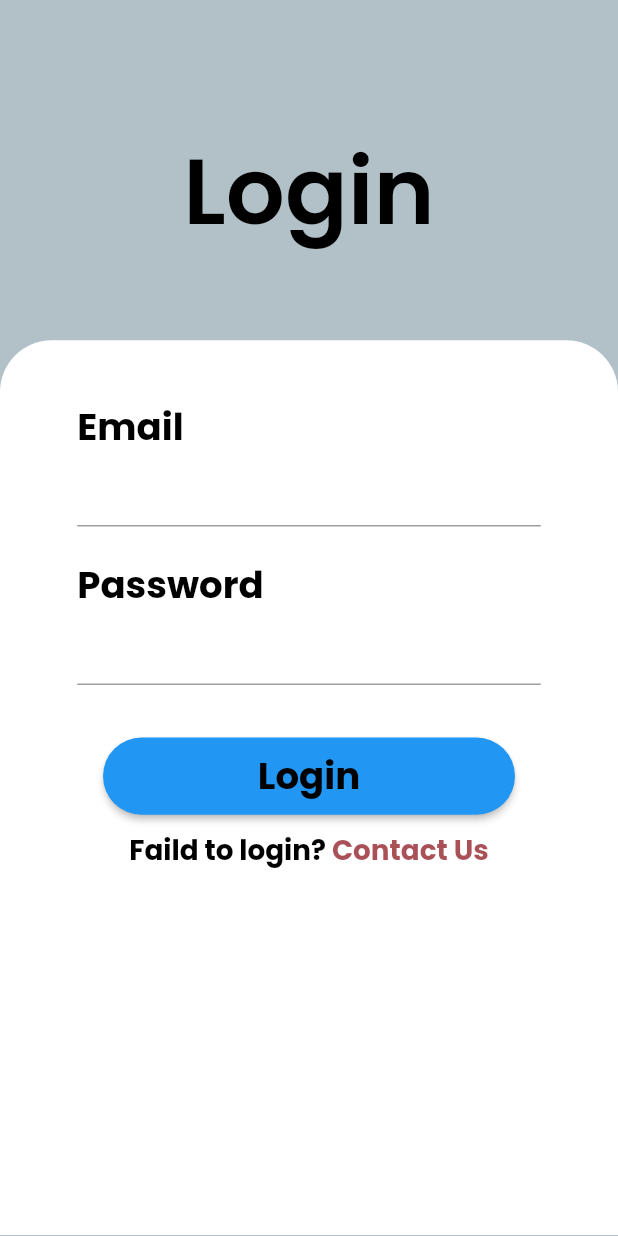
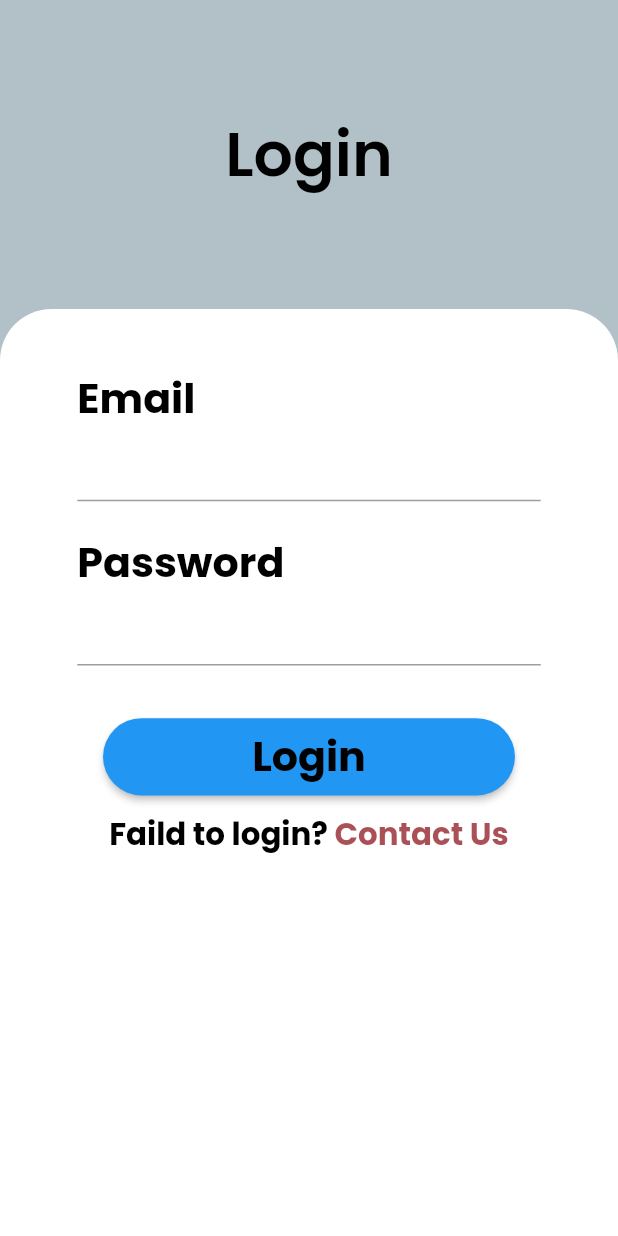
Before and after one commit to Mazoda/MySchoolApp, a Flutter app: the screen it shows after launch, on a phone screen of 412 x 824 dp. Run offline on Flutter 3.47's test engine with Material 2 defaults, Android fonts, the phone set to English and light mode, and no system bars; our stand-ins replace flutter_screenutil, google_fonts.

Commit message:
fix: overflow login screen

```diff
--- a/lib/Views/Splash/login.dart
+++ b/lib/Views/Splash/login.dart
@@ -11,25 +11,23 @@ class LoginScreen extends StatelessWidget {
   Widget build(BuildContext context) {
     return Scaffold(
         backgroundColor: const Color.fromARGB(255, 178, 193, 200),
-        body: Column(children: [
-          Center(
-            child: Container(
-              padding: EdgeInsets.symmetric(horizontal: 20.w),
-              margin: EdgeInsets.only(top: 79.h),
+        body: SingleChildScrollView(
+          child: Column(children: [
+            Container(
+              height: 200.h,
+              alignment: Alignment.center,
               child: Text(
                 "Login",
                 style: GoogleFonts.poppins(
                     textStyle: TextStyle(
-                        fontSize: 60.sp,
+                        fontSize: 36.sp,
                         color: Colors.black,
                         fontWeight: FontWeight.w600)),
               ),
             ),
-          ),
             Container(
               width: 360.w,
-            height: 579.h,
-            margin: EdgeInsets.only(top: 51.h),
+              height: 600.h,
               padding: EdgeInsets.symmetric(horizontal: 45.w, vertical: 38.h),
               decoration: BoxDecoration(
                   color: Colors.white,
@@ -71,7 +69,7 @@ class LoginScreen extends StatelessWidget {
                       ),
                     ),
                   ),
-                //TODO : Edit PasswWord TextField
+                  //TODO : Edit PassWord TextField
 
                   const TextField(),
                   Container(
@@ -126,6 +124,7 @@ class LoginScreen extends StatelessWidget {
                 ],
               ),
             )
-        ]));
+          ]),
+        ));
   }
 }
--- a/lib/main.dart
+++ b/lib/main.dart
@@ -37,8 +37,6 @@ class MyHomePage extends StatelessWidget {
   Widget build(BuildContext context) {
     return ScreenUtilInit(
         designSize: const Size(360, 800),
-        minTextAdapt: true,
-        splitScreenMode: true,
         builder: (context, child) {
           return MaterialApp(
             navigatorKey: AppRouter.navkey,
```
Lines whose indentation alone changed are shown as unchanged.
